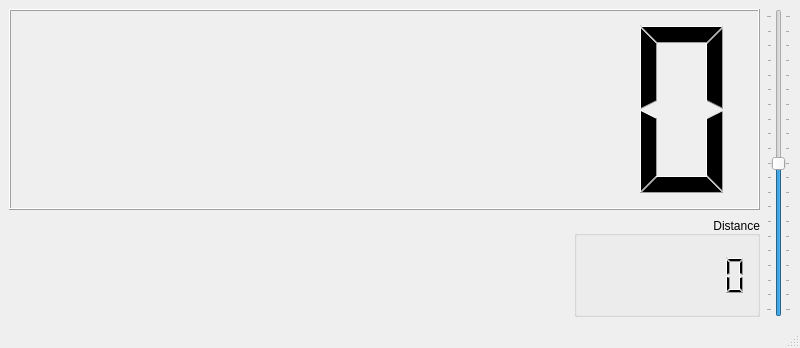
Before: the Qt Designer form ch03/SpeedFactory/MainWindow.ui in PacktPublishing/Hands-On-Design-Patterns-with-Qt-5, drawn with Qt 5.
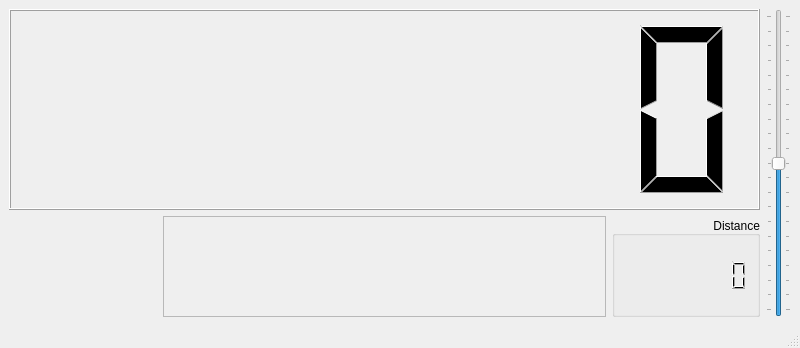
After: the same form once the commit is applied. Custom widgets are drawn as their Qt base class.

Diff of the .ui file:
```diff
--- a/ch03/SpeedFactory/MainWindow.ui
+++ b/ch03/SpeedFactory/MainWindow.ui
@@ -16,7 +16,7 @@
   <widget class="QWidget" name="centralwidget">
    <layout class="QGridLayout" name="gridLayout" rowstretch="2,1">
     <item row="1" column="0">
-     <layout class="QHBoxLayout" name="horizontalLayout_2" stretch="1,2,1">
+     <layout class="QHBoxLayout" name="horizontalLayout_2" stretch="1,3,1">
       <item>
        <widget class="FuelUsageDisp" name="fuelUsage" native="true">
         <property name="sizePolicy">
@@ -28,17 +28,20 @@
        </widget>
       </item>
       <item>
-       <spacer name="horizontalSpacer">
-        <property name="orientation">
-         <enum>Qt::Horizontal</enum>
+       <widget class="QFrame" name="dashWidgetFrame">
+        <property name="sizePolicy">
+         <sizepolicy hsizetype="Preferred" vsizetype="Expanding">
+          <horstretch>0</horstretch>
+          <verstretch>0</verstretch>
+         </sizepolicy>
         </property>
-        <property name="sizeHint" stdset="0">
-         <size>
-          <width>40</width>
-          <height>20</height>
-         </size>
+        <property name="frameShape">
+         <enum>QFrame::StyledPanel</enum>
         </property>
-       </spacer>
+        <property name="frameShadow">
+         <enum>QFrame::Raised</enum>
+        </property>
+       </widget>
       </item>
       <item>
        <widget class="QGroupBox" name="groupBox">
```
Left out of the diff: 2 changed lines with no effect on the pictures.
